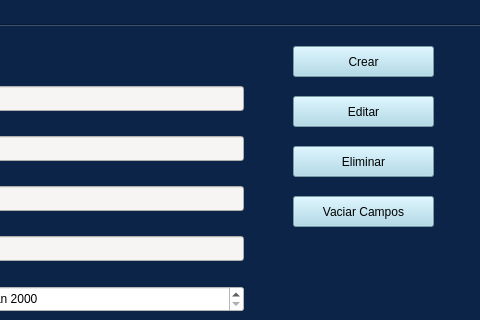
Above: Interfaces/VentanaPrincipal.ui from FranciscoMelen10/Seguridad_UT before the change; both pictures show x 219 to 699 and y 0 to 320 of the 699 by 588 pixel window. Below: the same form after it.
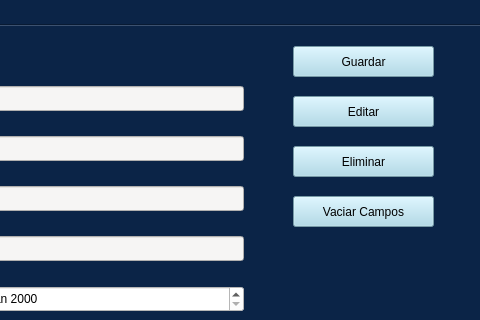
That is the form after the change.

Diff of the .ui file:
```diff
--- a/Interfaces/VentanaPrincipal.ui
+++ b/Interfaces/VentanaPrincipal.ui
@@ -207,7 +207,7 @@
        <string notr="true">background-color: rgb(165, 215, 232);</string>
       </property>
       <property name="text">
-       <string>Crear</string>
+       <string>Guardar</string>
       </property>
      </widget>
      <widget class="QPushButton" name="bt_Editar_Usuario">
```
Left out of the diff: 2 changed lines with no effect on the pictures.
